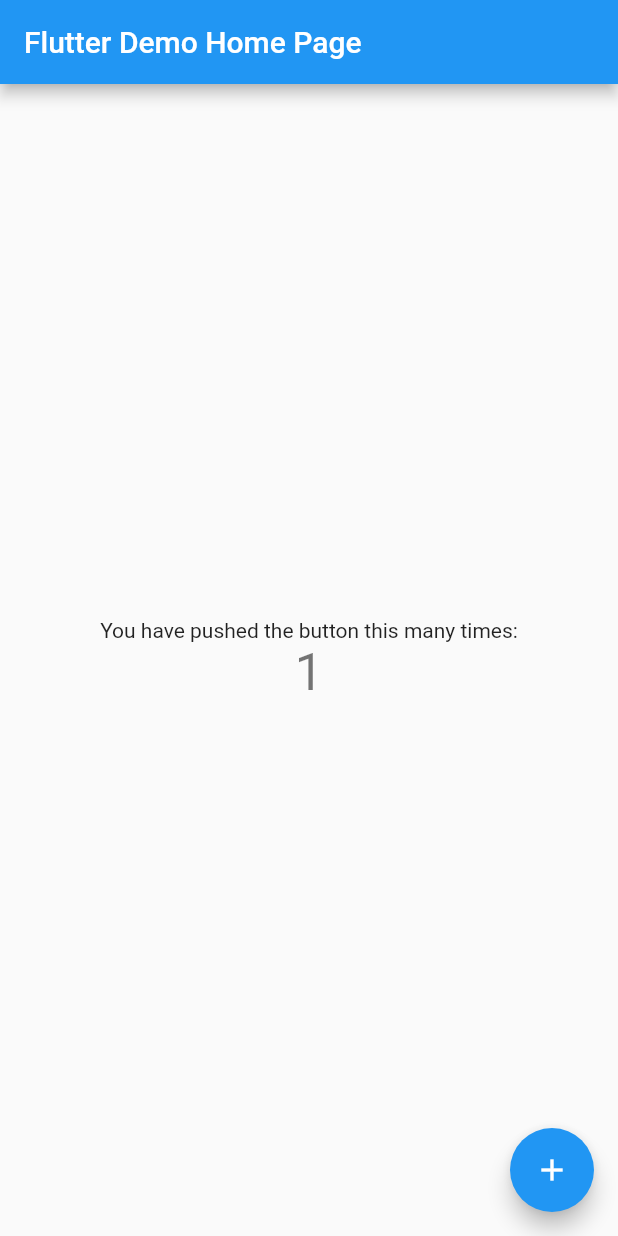
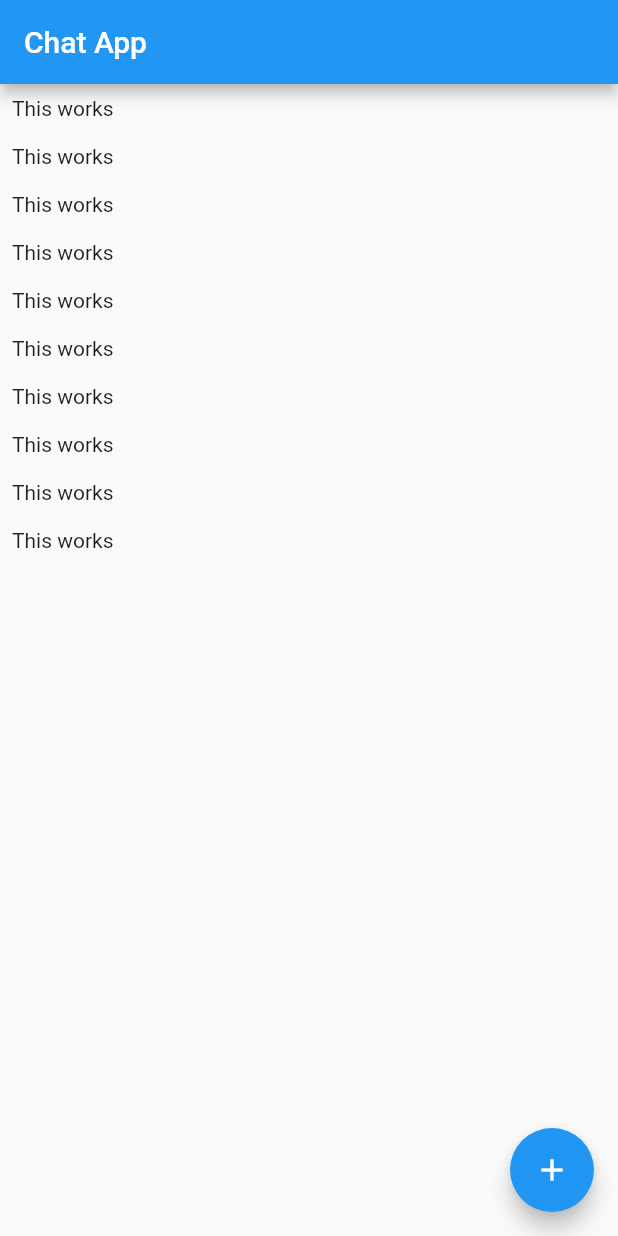
Before and after one commit to DeleMike/chat-app, a Flutter app: the screen it shows after launch, after a tap on the "add" icon, on a phone screen of 412 x 824 dp. Run offline on Flutter 3.47's test engine with Material 2 defaults, Android fonts, the phone set to English and light mode, and no system bars; our stand-ins replace cloud_firestore; accounts and stored records are empty.

Commit message:
create chat screen

```diff
--- a/lib/main.dart
+++ b/lib/main.dart
@@ -1,4 +1,6 @@
 import 'package:flutter/material.dart';
+
+import './screens/chat_screen.dart';
 
 void main() {
   runApp(MyApp());
@@ -8,82 +10,12 @@ class MyApp extends StatelessWidget {
   @override
   Widget build(BuildContext context) {
     return MaterialApp(
-      title: 'Flutter Demo',
+      title: 'Chap App',
       theme: ThemeData(
         primarySwatch: Colors.blue,
         visualDensity: VisualDensity.adaptivePlatformDensity,
       ),
-      home: MyHomePage(title: 'Flutter Demo Home Page'),
+      home: ChatScreen(),
     );
   }
 }
-
-class MyHomePage extends StatefulWidget {
-  MyHomePage({Key key, this.title}) : super(key: key);
-  final String title;
-
-  @override
-  _MyHomePageState createState() => _MyHomePageState();
-}
-
-class _MyHomePageState extends State<MyHomePage> {
-  int _counter = 0;
-
-  void _incrementCounter() {
-    setState(() {
-      _counter++;
-    });
-  }
-
-  @override
-  Widget build(BuildContext context) {
-    // This method is rerun every time setState is called, for instance as done
-    // by the _incrementCounter method above.
-    //
-    // The Flutter framework has been optimized to make rerunning build methods
-    // fast, so that you can just rebuild anything that needs updating rather
-    // than having to individually change instances of widgets.
-    return Scaffold(
-      appBar: AppBar(
-        // Here we take the value from the MyHomePage object that was created by
-        // the App.build method, and use it to set our appbar title.
-        title: Text(widget.title),
-      ),
-      body: Center(
-        // Center is a layout widget. It takes a single child and positions it
-        // in the middle of the parent.
-        child: Column(
-          // Column is also a layout widget. It takes a list of children and
-          // arranges them vertically. By default, it sizes itself to fit its
-          // children horizontally, and tries to be as tall as its parent.
-          //
-          // Invoke "debug painting" (press "p" in the console, choose the
-          // "Toggle Debug Paint" action from the Flutter Inspector in Android
-          // Studio, or the "Toggle Debug Paint" command in Visual Studio Code)
-          // to see the wireframe for each widget.
-          //
-          // Column has various properties to control how it sizes itself and
-          // how it positions its children. Here we use mainAxisAlignment to
-          // center the children vertically; the main axis here is the vertical
-          // axis because Columns are vertical (the cross axis would be
-          // horizontal).
-          mainAxisAlignment: MainAxisAlignment.center,
-          children: <Widget>[
-            Text(
-              'You have pushed the button this many times:',
-            ),
-            Text(
-              '$_counter',
-              style: Theme.of(context).textTheme.headline4,
-            ),
-          ],
-        ),
-      ),
-      floatingActionButton: FloatingActionButton(
-        onPressed: _incrementCounter,
-        tooltip: 'Increment',
-        child: Icon(Icons.add),
-      ), // This trailing comma makes auto-formatting nicer for build methods.
-    );
-  }
-}
--- a/lib/screens/chat_screen.dart
+++ b/lib/screens/chat_screen.dart
@@ -0,0 +1,29 @@
+import 'package:flutter/material.dart';
+import 'package:cloud_firestore/cloud_firestore.dart';
+
+class ChatScreen extends StatelessWidget {
+  @override
+  Widget build(BuildContext context) {
+    return Scaffold(
+      appBar: AppBar(
+        title: Text('Chat App'),
+      ),
+      body: ListView.builder(
+        itemCount: 10,
+        itemBuilder: (ctx, index) => Container(
+          padding: const EdgeInsets.all(8),
+          child: Text('This works'),
+        ),
+      ),
+      floatingActionButton: FloatingActionButton(
+          child: Icon(Icons.add),
+          onPressed: () {
+            FirebaseFirestore.instance
+                .collection('chats/Ex46OnjPWwZZg7dloDxa/messages')
+                .snapshots().listen((data) {
+                  print(data);
+                 });
+          }),
+    );
+  }
+}
```
